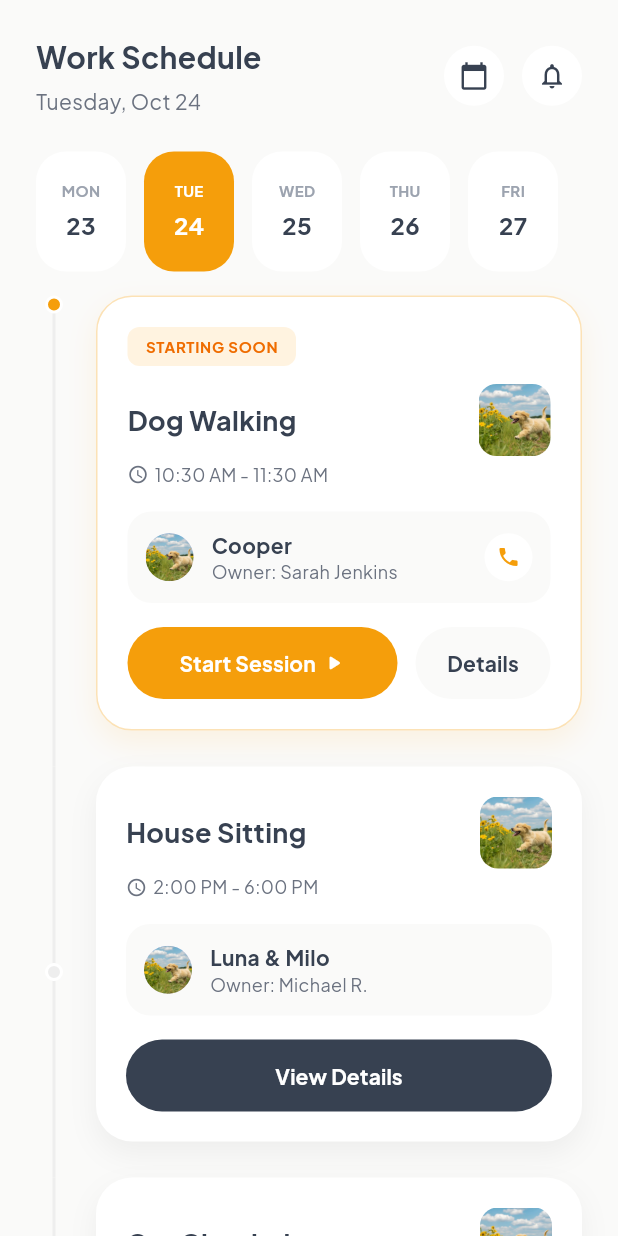
After one commit to kalviumcommunity/S53-Jan2026-S53-Team-01-Flutter-Firebase-PetSure, a Flutter app: the ScheduleScreen screen opened directly, on a phone screen of 412 x 824 dp. The commit adds this screen. Run offline on Flutter 3.47's test engine with Material 3 defaults, Android fonts, the phone set to English and light mode, and no system bars.

Commit message:
feat: Add Schedule Screen UI

```diff
--- a/pet_sure/lib/screens/caregiver/caregiver_main_screen.dart
+++ b/pet_sure/lib/screens/caregiver/caregiver_main_screen.dart
@@ -2,7 +2,7 @@ import 'package:flutter/material.dart';
 import 'package:pet_sure/core/app_theme.dart';
 import 'package:pet_sure/screens/caregiver/dashboard_screen.dart';
 import 'package:pet_sure/screens/caregiver/requests_screen.dart';
-// import 'package:pet_sure/screens/caregiver/schedule_screen.dart';
+import 'package:pet_sure/screens/caregiver/schedule_screen.dart';
 // import 'package:pet_sure/screens/caregiver/profile_screen.dart';
 
 class CaregiverMainScreen extends StatefulWidget {
@@ -18,7 +18,7 @@ class _CaregiverMainScreenState extends State<CaregiverMainScreen> {
   final List<Widget> _screens = const [
     DashboardScreen(),
     RequestsScreen(),
-    // ScheduleScreen(),
+    ScheduleScreen(),
     // CaregiverProfile(),
   ];
 
@@ -60,10 +60,10 @@ class _CaregiverMainScreenState extends State<CaregiverMainScreen> {
             icon: Icon(Icons.file_open),
             label: 'Invites',
           ),
-          // BottomNavigationBarItem(
-          //   icon: Icon(Icons.calendar_today),
-          //   label: 'Schedule',
-          // ),
+          BottomNavigationBarItem(
+            icon: Icon(Icons.calendar_today),
+            label: 'Schedule',
+          ),
           // BottomNavigationBarItem(
           //   icon: Icon(Icons.person),
           //   label: 'Profile',
--- /dev/null
+++ b/pet_sure/lib/screens/caregiver/schedule_screen.dart
@@ -0,0 +1,431 @@
+import 'package:flutter/material.dart';
+import 'package:pet_sure/core/app_theme.dart';
+
+class ScheduleScreen extends StatelessWidget {
+  const ScheduleScreen({super.key});
+
+  @override
+  Widget build(BuildContext context) {
+    return Scaffold(
+      backgroundColor: AppTheme.background,
+      body: SafeArea(
+        child: Column(
+          children: [
+            _buildHeader(),
+            _buildDateSelector(),
+            Expanded(
+              child: ListView(
+                padding: const EdgeInsets.symmetric(horizontal: 24, vertical: 16),
+                children: [
+                  _buildTimelineItem(
+                    time: '10:30 AM',
+                    endTime: '11:30 AM',
+                    title: 'Dog Walking',
+                    petName: 'Cooper',
+                    isStart: true,
+                    isLast: false,
+                    isActive: true, // "Starting Soon"
+                    petImage: 'assets/puppy.jpg', // Placeholder
+                    ownerName: 'Sarah Jenkins',
+                  ),
+                  _buildTimelineItem(
+                    time: '2:00 PM',
+                    endTime: '6:00 PM',
+                    title: 'House Sitting',
+                    petName: 'Luna & Milo',
+                    isStart: false,
+                    isLast: false,
+                    isActive: false,
+                    petImage: 'assets/puppy.jpg', // Placeholder
+                    ownerName: 'Michael R.',
+                  ),
+                  _buildTimelineItem(
+                    time: '5:00 PM',
+                    endTime: '6:00 PM',
+                    title: 'Cat Check-in',
+                    petName: 'Daisy',
+                    isStart: false,
+                    isLast: true,
+                    isActive: false,
+                    petImage: 'assets/puppy.jpg', // Placeholder
+                    ownerName: 'Emily W.',
+                  ),
+                  const SizedBox(height: 80), // Space for fab/nav if needed
+                ],
+              ),
+            ),
+          ],
+        ),
+      ),
+    );
+  }
+
+  Widget _buildHeader() {
+    return Padding(
+      padding: const EdgeInsets.all(24.0),
+      child: Row(
+        mainAxisAlignment: MainAxisAlignment.spaceBetween,
+        children: [
+          Column(
+            crossAxisAlignment: CrossAxisAlignment.start,
+            children: [
+              const Text(
+                'Work Schedule',
+                style: TextStyle(
+                  fontSize: 20,
+                  fontWeight: FontWeight.bold,
+                  color: AppTheme.primaryGray,
+                ),
+              ),
+              const SizedBox(height: 4),
+              Text(
+                'Tuesday, Oct 24',
+                style: TextStyle(
+                  fontSize: 14,
+                  color: AppTheme.secondaryGray,
+                ),
+              ),
+            ],
+          ),
+          Row(
+            children: [
+              _buildHeaderIcon(Icons.calendar_today),
+              const SizedBox(width: 12),
+              _buildHeaderIcon(Icons.notifications_none),
+            ],
+          ),
+        ],
+      ),
+    );
+  }
+
+  Widget _buildHeaderIcon(IconData icon) {
+    return Container(
+      width: 40,
+      height: 40,
+      decoration: const BoxDecoration(
+        color: Colors.white,
+        shape: BoxShape.circle,
+      ),
+      child: Icon(icon, color: AppTheme.primaryGray, size: 20),
+    );
+  }
+
+  Widget _buildDateSelector() {
+    final dates = [
+      {'day': 'MON', 'date': '23', 'active': false},
+      {'day': 'TUE', 'date': '24', 'active': true},
+      {'day': 'WED', 'date': '25', 'active': false},
+      {'day': 'THU', 'date': '26', 'active': false},
+      {'day': 'FRI', 'date': '27', 'active': false},
+    ];
+
+    return SizedBox(
+      height: 80,
+      child: ListView.separated(
+        padding: const EdgeInsets.symmetric(horizontal: 24),
+        scrollDirection: Axis.horizontal,
+        itemCount: dates.length,
+        separatorBuilder: (_, __) => const SizedBox(width: 12),
+        itemBuilder: (context, index) {
+          final item = dates[index];
+          final isActive = item['active'] as bool;
+          return Container(
+            width: 60,
+            decoration: BoxDecoration(
+              color: isActive ? AppTheme.primaryOrange : Colors.white,
+              borderRadius: BorderRadius.circular(20),
+            ),
+            child: Column(
+              mainAxisAlignment: MainAxisAlignment.center,
+              children: [
+                Text(
+                  item['day'] as String,
+                  style: TextStyle(
+                    fontSize: 10,
+                    fontWeight: FontWeight.bold,
+                    color: isActive ? Colors.white : AppTheme.tertiaryGray,
+                  ),
+                ),
+                const SizedBox(height: 4),
+                Text(
+                  item['date'] as String,
+                  style: TextStyle(
+                    fontSize: 16,
+                    fontWeight: FontWeight.bold,
+                    color: isActive ? Colors.white : AppTheme.primaryGray,
+                  ),
+                ),
+              ],
+            ),
+          );
+        },
+      ),
+    );
+  }
+
+  Widget _buildTimelineItem({
+    required String time,
+    required String endTime,
+    required String title,
+    required String petName,
+    required String ownerName,
+    required String petImage,
+    required bool isStart,
+    required bool isLast,
+    required bool isActive,
+  }) {
+    return IntrinsicHeight(
+      child: Row(
+        crossAxisAlignment: CrossAxisAlignment.stretch,
+        children: [
+          // Timeline Column
+          SizedBox(
+            width: 24,
+            child: Column(
+              children: [
+                if (!isStart)
+                  Expanded(
+                    child: Container(
+                      width: 2,
+                      color: Colors.grey.shade200,
+                    ),
+                  ),
+                Container(
+                  width: 12,
+                  height: 12,
+                  decoration: BoxDecoration(
+                    color: isActive ? AppTheme.primaryOrange : Colors.grey.shade200,
+                    shape: BoxShape.circle,
+                    border: Border.all(
+                      color: Colors.white,
+                      width: 2,
+                    ),
+                  ),
+                ),
+                if (!isLast)
+                  Expanded(
+                    child: Container(
+                      width: 2,
+                      color: Colors.grey.shade200,
+                    ),
+                  ),
+              ],
+            ),
+          ),
+          const SizedBox(width: 16),
+          // Content Card
+          Expanded(
+            child: Padding(
+              padding: EdgeInsets.only(bottom: isLast ? 0 : 24),
+              child: Container(
+                padding: const EdgeInsets.all(20),
+                decoration: BoxDecoration(
+                  color: Colors.white,
+                  borderRadius: BorderRadius.circular(24),
+                  border: isActive
+                      ? Border.all(color: AppTheme.primaryOrange.withValues(alpha: 0.3), width: 1)
+                      : null,
+                  boxShadow: [
+                    BoxShadow(
+                      color: isActive
+                          ? AppTheme.primaryOrange.withValues(alpha: 0.1)
+                          : Colors.black.withValues(alpha: 0.05),
+                      blurRadius: 16,
+                      offset: const Offset(0, 8),
+                    ),
+                  ],
+                ),
+                child: Column(
+                  crossAxisAlignment: CrossAxisAlignment.start,
+                  children: [
+                    if (isActive) ...[
+                      Container(
+                        padding: const EdgeInsets.symmetric(horizontal: 12, vertical: 6),
+                        decoration: BoxDecoration(
+                          color: Colors.orange.shade50,
+                          borderRadius: BorderRadius.circular(8),
+                        ),
+                        child: Text(
+                          'STARTING SOON',
+                          style: TextStyle(
+                            color: Colors.orange.shade800,
+                            fontSize: 10,
+                            fontWeight: FontWeight.bold,
+                            letterSpacing: 0.5,
+                          ),
+                        ),
+                      ),
+                      const SizedBox(height: 12),
+                    ],
+                    Row(
+                      mainAxisAlignment: MainAxisAlignment.spaceBetween,
+                      children: [
+                        Text(
+                          title,
+                          style: const TextStyle(
+                            fontSize: 18,
+                            fontWeight: FontWeight.bold,
+                            color: AppTheme.primaryGray,
+                          ),
+                        ),
+                        Container(
+                          width: 48,
+                          height: 48,
+                          decoration: BoxDecoration(
+                            borderRadius: BorderRadius.circular(12),
+                            image: DecorationImage(
+                              image: AssetImage(petImage),
+                              fit: BoxFit.cover,
+                            ),
+                          ),
+                        ),
+                      ],
+                    ),
+                    const SizedBox(height: 4),
+                    Row(
+                      children: [
+                        Icon(Icons.access_time, size: 14, color: AppTheme.secondaryGray),
+                        const SizedBox(width: 4),
+                        Text(
+                          '$time - $endTime',
+                          style: const TextStyle(
+                            fontSize: 12,
+                            color: AppTheme.secondaryGray,
+                          ),
+                        ),
+                      ],
+                    ),
+                    const SizedBox(height: 16),
+                    Container(
+                      padding: const EdgeInsets.all(12),
+                      decoration: BoxDecoration(
+                        color: AppTheme.background,
+                        borderRadius: BorderRadius.circular(16),
+                      ),
+                      child: Row(
+                        children: [
+                          CircleAvatar(
+                            radius: 16,
+                            backgroundImage: AssetImage(petImage), // Owner Image Placeholder
+                          ),
+                          const SizedBox(width: 12),
+                          Expanded(
+                            child: Column(
+                              crossAxisAlignment: CrossAxisAlignment.start,
+                              children: [
+                                Text(
+                                  petName,
+                                  style: const TextStyle(
+                                    fontWeight: FontWeight.bold,
+                                    fontSize: 14,
+                                    color: AppTheme.primaryGray,
+                                  ),
+                                ),
+                                Text(
+                                  'Owner: $ownerName',
+                                  style: TextStyle(
+                                    fontSize: 12,
+                                    color: AppTheme.secondaryGray,
+                                  ),
+                                ),
+                              ],
+                            ),
+                          ),
+                          if (isActive)
+                            Container(
+                              padding: const EdgeInsets.all(8),
+                              decoration: const BoxDecoration(
+                                color: Colors.white,
+                                shape: BoxShape.circle,
+                              ),
+                              child: const Icon(
+                                Icons.phone,
+                                size: 16,
+                                color: AppTheme.primaryOrange,
+                              ),
+                            ),
+                        ],
+                      ),
+                    ),
+                    const SizedBox(height: 16),
+                    if (isActive)
+                      Row(
+                        children: [
+                          Expanded(
+                            flex: 2,
+                            child: ElevatedButton(
+                              onPressed: () {},
+                              style: ElevatedButton.styleFrom(
+                                backgroundColor: AppTheme.primaryOrange,
+                                foregroundColor: Colors.white,
+                                elevation: 0,
+                                padding: const EdgeInsets.symmetric(vertical: 14),
+                                shape: RoundedRectangleBorder(
+                                  borderRadius: BorderRadius.circular(24),
+                                ),
+                              ),
+                              child: const Row(
+                                mainAxisAlignment: MainAxisAlignment.center,
+                                children: [
+                                  Text(
+                                    'Start Session',
+                                    style: TextStyle(fontWeight: FontWeight.bold),
+                                  ),
+                                  SizedBox(width: 4),
+                                  Icon(Icons.play_arrow_rounded, size: 16),
+                                ],
+                              ),
+                            ),
+                          ),
+                          const SizedBox(width: 12),
+                          Expanded(
+                            child: ElevatedButton(
+                              onPressed: () {},
+                              style: ElevatedButton.styleFrom(
+                                backgroundColor: AppTheme.background,
+                                foregroundColor: AppTheme.primaryGray,
+                                elevation: 0,
+                                padding: const EdgeInsets.symmetric(vertical: 14),
+                                shape: RoundedRectangleBorder(
+                                  borderRadius: BorderRadius.circular(24),
+                                ),
+                              ),
+                              child: const Text(
+                                'Details',
+                                style: TextStyle(fontWeight: FontWeight.bold),
+                              ),
+                            ),
+                          ),
+                        ],
+                      )
+                    else
+                      SizedBox(
+                        width: double.infinity,
+                        child: ElevatedButton(
+                          onPressed: () {},
+                          style: ElevatedButton.styleFrom(
+                            backgroundColor: AppTheme.primaryGray,
+                            foregroundColor: Colors.white,
+                            elevation: 0,
+                            padding: const EdgeInsets.symmetric(vertical: 14),
+                            shape: RoundedRectangleBorder(
+                              borderRadius: BorderRadius.circular(24),
+                            ),
+                          ),
+                          child: const Text(
+                            'View Details',
+                            style: TextStyle(fontWeight: FontWeight.bold),
+                          ),
+                        ),
+                      ),
+                  ],
+                ),
+              ),
+            ),
+          ),
+        ],
+      ),
+    );
+  }
+}
--- a/pet_sure/lib/screens/petowner/dashboard_screen.dart
+++ b/pet_sure/lib/screens/petowner/dashboard_screen.dart
@@ -209,7 +209,7 @@ class DiscoverScreen extends StatelessWidget {
           borderRadius: BorderRadius.circular(28),
           boxShadow: [
             BoxShadow(
-              color: Colors.black.withOpacity(0.05),
+              color: Colors.black.withValues(alpha: 0.05),
               blurRadius: 12,
             )
           ],
@@ -335,7 +335,7 @@ class DiscoverScreen extends StatelessWidget {
     return Container(
       padding: const EdgeInsets.symmetric(horizontal: 10, vertical: 4),
       decoration: BoxDecoration(
-        color: Colors.white.withOpacity(0.9),
+        color: Colors.white.withValues(alpha: 0.9),
         borderRadius: BorderRadius.circular(20),
       ),
       child: Row(
@@ -360,7 +360,7 @@ class DiscoverScreen extends StatelessWidget {
     return Container(
       padding: const EdgeInsets.symmetric(horizontal: 10, vertical: 4),
       decoration: BoxDecoration(
-        color: Colors.black.withOpacity(0.45),
+        color: Colors.black.withValues(alpha: 0.45),
         borderRadius: BorderRadius.circular(20),
       ),
       child: Text(
```
